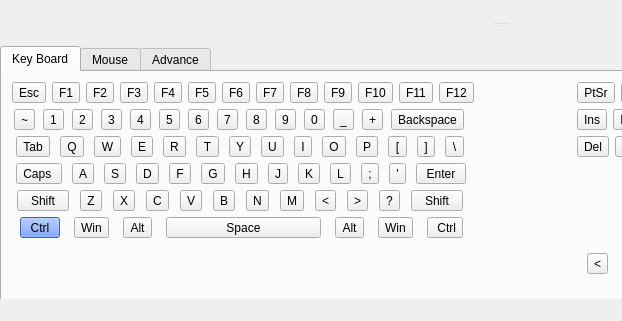
This is KeyBoardSetter/KeyboardSetter/mainwindow.ui in TabbycatPie/CustomKeyboard as Qt 5 draws it before an edit; both pictures show x 0 to 622 and y 415 to 736 of the 1000 by 736 pixel window. The edited form follows.
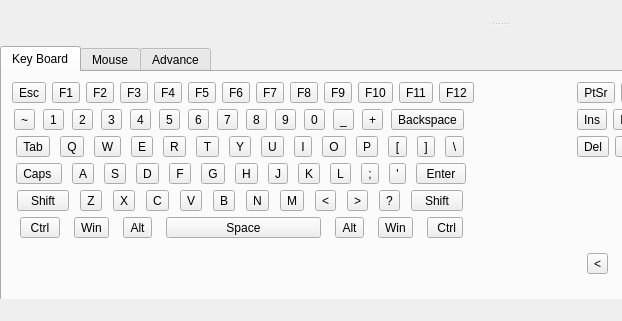
This is the edited form.

Commit message: fix right arrow bug

Diff of the .ui file:
```diff
--- a/KeyBoardSetter/KeyboardSetter/mainwindow.ui
+++ b/KeyBoardSetter/KeyboardSetter/mainwindow.ui
@@ -473,7 +473,7 @@
         <rect>
          <x>10</x>
          <y>10</y>
-         <width>564</width>
+         <width>551</width>
          <height>204</height>
         </rect>
        </property>
@@ -974,7 +974,7 @@
           <item>
            <widget class="QToolButton" name="btn_lctrl">
             <property name="styleSheet">
-             <string notr="true">background-color: rgb(80, 133, 255);</string>
+             <string notr="true"/>
             </property>
             <property name="text">
              <string> Ctrl </string>
```
The commit also changes 2 other files.
